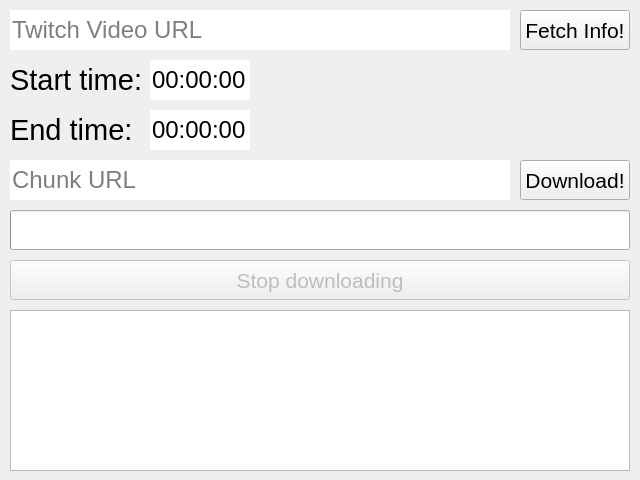
Above: ui/vod.ui from Pixelsuft/twitch-keeper before the change. Below: the same form after it.
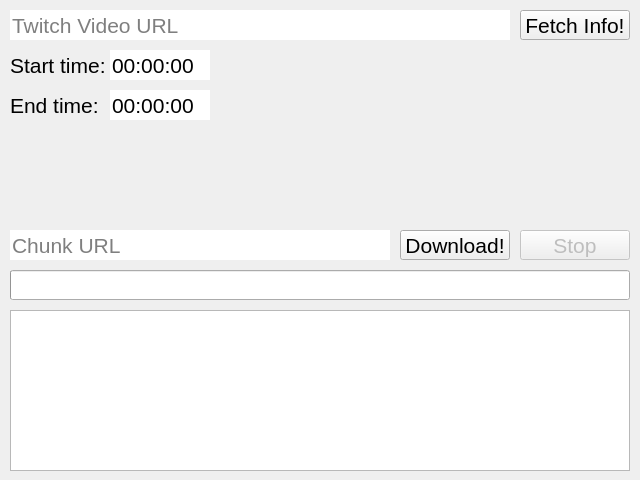
That is the form after the change. Icons and pictures are not drawn.

What changed in the file:
```diff
--- a/ui/vod.ui
+++ b/ui/vod.ui
@@ -32,7 +32,7 @@
       <x>520</x>
       <y>10</y>
       <width>110</width>
-      <height>40</height>
+      <height>30</height>
      </rect>
     </property>
     <property name="font">
@@ -50,12 +50,12 @@
       <x>10</x>
       <y>10</y>
       <width>500</width>
-      <height>40</height>
+      <height>30</height>
      </rect>
     </property>
     <property name="font">
      <font>
-      <pointsize>18</pointsize>
+      <pointsize>16</pointsize>
      </font>
     </property>
     <property name="frame">
@@ -68,15 +68,15 @@
    <widget class="QTimeEdit" name="startTime">
     <property name="geometry">
      <rect>
-      <x>150</x>
-      <y>60</y>
+      <x>110</x>
+      <y>50</y>
       <width>100</width>
-      <height>40</height>
+      <height>30</height>
      </rect>
     </property>
     <property name="font">
      <font>
-      <pointsize>18</pointsize>
+      <pointsize>16</pointsize>
      </font>
     </property>
     <property name="frame">
@@ -92,15 +92,15 @@
    <widget class="QTimeEdit" name="endTime">
     <property name="geometry">
      <rect>
-      <x>150</x>
-      <y>110</y>
+      <x>110</x>
+      <y>90</y>
       <width>100</width>
-      <height>40</height>
+      <height>30</height>
      </rect>
     </property>
     <property name="font">
      <font>
-      <pointsize>18</pointsize>
+      <pointsize>16</pointsize>
      </font>
     </property>
     <property name="frame">
@@ -117,11 +117,16 @@
     <property name="geometry">
      <rect>
       <x>10</x>
-      <y>60</y>
-      <width>140</width>
-      <height>40</height>
+      <y>50</y>
+      <width>100</width>
+      <height>30</height>
      </rect>
     </property>
+    <property name="font">
+     <font>
+      <pointsize>16</pointsize>
+     </font>
+    </property>
     <property name="text">
      <string>Start time:</string>
     </property>
@@ -130,11 +135,16 @@
     <property name="geometry">
      <rect>
       <x>10</x>
-      <y>110</y>
-      <width>140</width>
-      <height>40</height>
+      <y>90</y>
+      <width>100</width>
+      <height>30</height>
      </rect>
     </property>
+    <property name="font">
+     <font>
+      <pointsize>16</pointsize>
+     </font>
+    </property>
     <property name="text">
      <string>End time:</string>
     </property>
@@ -143,14 +153,14 @@
     <property name="geometry">
      <rect>
       <x>10</x>
-      <y>160</y>
-      <width>500</width>
-      <height>40</height>
+      <y>230</y>
+      <width>380</width>
+      <height>30</height>
      </rect>
     </property>
     <property name="font">
      <font>
-      <pointsize>18</pointsize>
+      <pointsize>16</pointsize>
      </font>
     </property>
     <property name="frame">
@@ -163,10 +173,10 @@
    <widget class="QPushButton" name="downButton">
     <property name="geometry">
      <rect>
-      <x>520</x>
-      <y>160</y>
+      <x>400</x>
+      <y>230</y>
       <width>110</width>
-      <height>40</height>
+      <height>30</height>
      </rect>
     </property>
     <property name="font">
@@ -182,11 +192,16 @@
     <property name="geometry">
      <rect>
       <x>10</x>
-      <y>210</y>
+      <y>270</y>
       <width>620</width>
-      <height>40</height>
+      <height>30</height>
      </rect>
     </property>
+    <property name="font">
+     <font>
+      <pointsize>16</pointsize>
+     </font>
+    </property>
     <property name="value">
      <number>0</number>
     </property>
@@ -203,10 +218,10 @@
     </property>
     <property name="geometry">
      <rect>
-      <x>10</x>
-      <y>260</y>
-      <width>620</width>
-      <height>40</height>
+      <x>520</x>
+      <y>230</y>
+      <width>110</width>
+      <height>30</height>
      </rect>
     </property>
     <property name="font">
@@ -215,7 +230,7 @@
      </font>
     </property>
     <property name="text">
-     <string>Stop downloading</string>
+     <string>Stop</string>
     </property>
    </widget>
    <widget class="QListWidget" name="logList">
```
